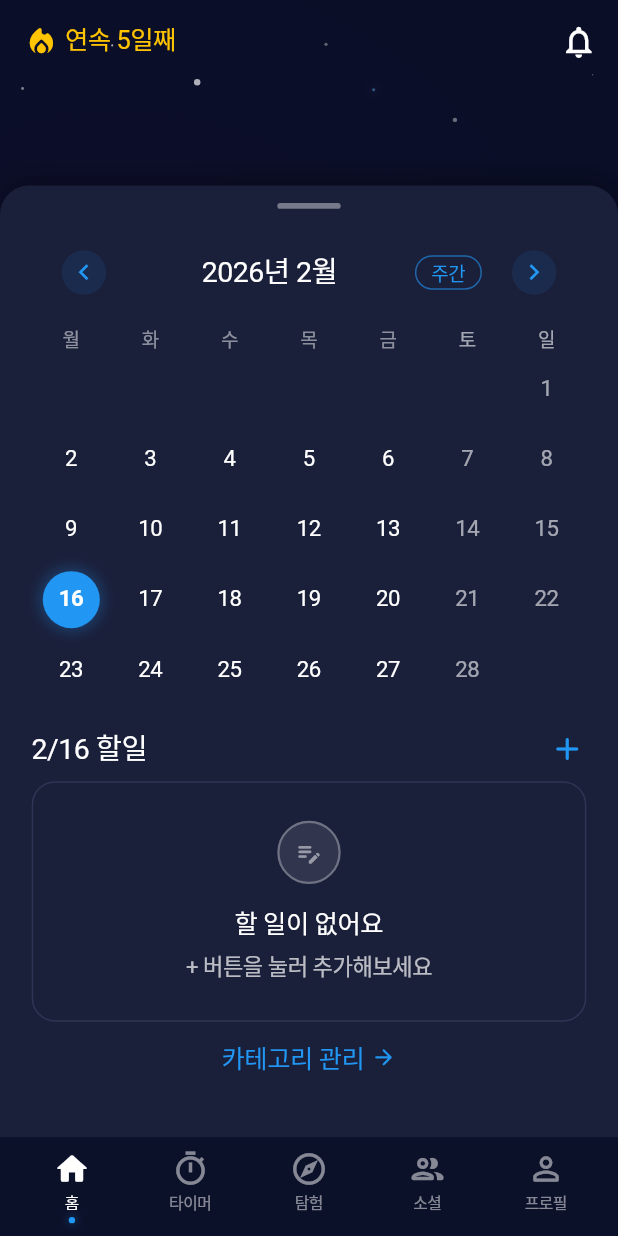
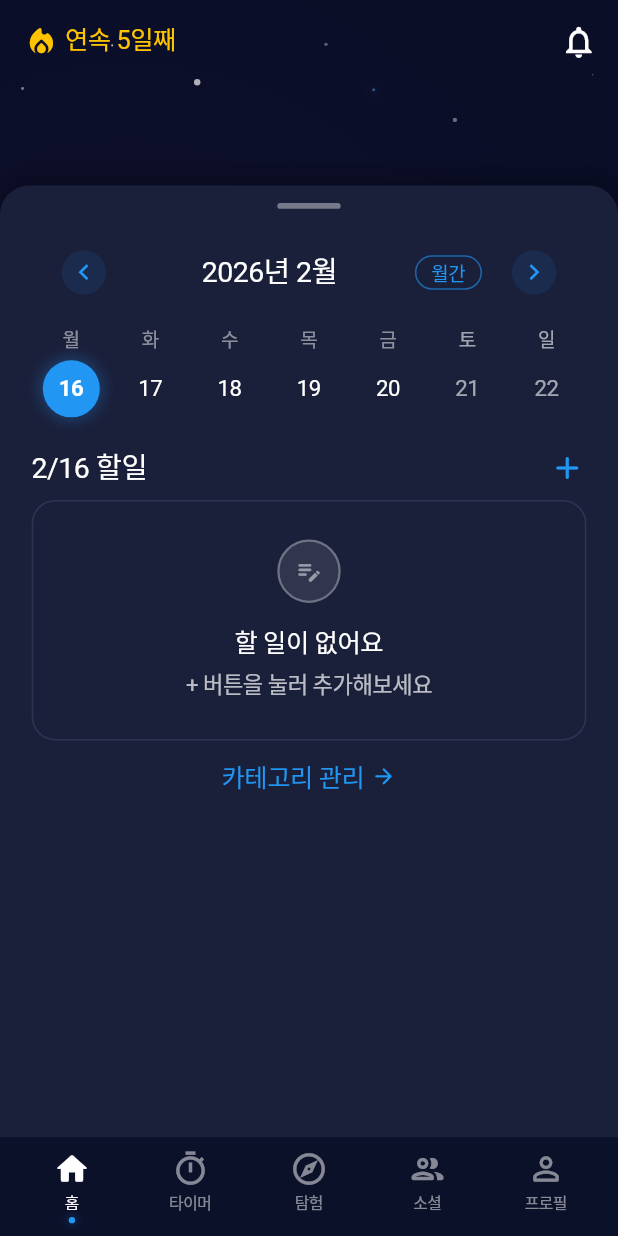
Before and after one commit to SpaceStudyShip/SpaceStudyShip-FE, a Flutter app: the HomeScreen screen opened by its route, after a tap on "오늘의 할 일", on a phone screen of 412 x 824 dp. Run offline on Flutter 3.47's test engine with Material 3 defaults, Android fonts, the light colour scheme and no system bars; drawn by our look-alikes of table_calendar; our stand-ins replace device_info_plus, dio, firebase_analytics, firebase_auth, firebase_core, firebase_crashlytics and 16 more; accounts and stored records are empty; generated files the repository leaves out were written again; Roboto replaces fonts that are missing (Pretendard-Medium, Pretendard-SemiBold).

Commit message:
chore : 계획파일 및 패키지 #17

```diff
--- a/lib/features/home/presentation/screens/home_screen.dart
+++ b/lib/features/home/presentation/screens/home_screen.dart
@@ -47,7 +47,7 @@ class _HomeScreenState extends ConsumerState<HomeScreen> {
   // 캘린더 상태
   DateTime _focusedDay = DateTime.now();
   DateTime _selectedDay = DateTime.now();
-  CalendarFormat _calendarFormat = CalendarFormat.month;
+  CalendarFormat _calendarFormat = CalendarFormat.week;
   final DraggableScrollableController _sheetController =
       DraggableScrollableController();
 
@@ -72,9 +72,9 @@ class _HomeScreenState extends ConsumerState<HomeScreen> {
     if (expanded != _isSheetExpanded) {
       setState(() {
         _isSheetExpanded = expanded;
-        // 시트 접힘 → 월간 포맷으로 리셋 (다음 펼침 시 월간부터 시작)
+        // 시트 접힘 → 주간 포맷으로 리셋 (시각적 연속성 유지)
         if (!expanded) {
-          _calendarFormat = CalendarFormat.month;
+          _calendarFormat = CalendarFormat.week;
         }
       });
     }
@@ -137,7 +137,7 @@ class _HomeScreenState extends ConsumerState<HomeScreen> {
           GestureDetector(
             onTap: () {
               _sheetController.animateTo(
-                0.25,
+                0.30,
                 duration: const Duration(milliseconds: 300),
                 curve: Curves.easeOut,
               );
@@ -207,11 +207,11 @@ class _HomeScreenState extends ConsumerState<HomeScreen> {
   Widget _buildBottomSheet() {
     return DraggableScrollableSheet(
       controller: _sheetController,
-      initialChildSize: 0.25,
-      minChildSize: 0.25,
+      initialChildSize: 0.30,
+      minChildSize: 0.30,
       maxChildSize: 0.85,
       snap: true,
-      snapSizes: const [0.25, 0.85],
+      snapSizes: const [0.30, 0.85],
       builder: (context, scrollController) {
         return Container(
           decoration: BoxDecoration(
@@ -295,6 +295,8 @@ class _HomeScreenState extends ConsumerState<HomeScreen> {
           ),
         ),
 
+        SizedBox(height: AppSpacing.s12),
+
         // 오늘의 할일 카운트 + 펼치기 안내
         GestureDetector(
           onTap: () {
@@ -306,17 +308,19 @@ class _HomeScreenState extends ConsumerState<HomeScreen> {
           },
           behavior: HitTestBehavior.opaque,
           child: Padding(
-            padding: EdgeInsets.symmetric(horizontal: 20.w, vertical: 8.h),
+            padding: EdgeInsets.symmetric(horizontal: 20.w, vertical: 12.h),
             child: Row(
               children: [
                 Text(
                   '오늘의 할 일',
-                  style: AppTextStyles.label_16.copyWith(color: Colors.white),
+                  style: AppTextStyles.heading_20.copyWith(
+                    color: Colors.white,
+                  ),
                 ),
                 SizedBox(width: AppSpacing.s8),
                 Text(
                   '$todayTodoCount개',
-                  style: AppTextStyles.tag_12.copyWith(
+                  style: AppTextStyles.subHeading_18.copyWith(
                     color: AppColors.textTertiary,
                   ),
                 ),
@@ -324,7 +328,7 @@ class _HomeScreenState extends ConsumerState<HomeScreen> {
                 Icon(
                   Icons.keyboard_arrow_up_rounded,
                   color: AppColors.textTertiary,
-                  size: 20.w,
+                  size: 24.w,
                 ),
               ],
             ),
--- a/pubspec.yaml
+++ b/pubspec.yaml
@@ -35,7 +35,7 @@ dependencies:
   flutter_svg: ^2.2.1 # 앱 아이콘
   flutter_expandable_fab: ^2.5.2 # 확장 가능한 FAB (Floating Action Button)
   showcaseview: ^5.0.1 # 튜토리얼
-  table_calendar: ^3.1.3 # 캘린더 위젯 (월간/주간 뷰)
+  table_calendar: ^3.2.0 # 캘린더 위젯 (월간/주간 뷰)
   # 리스트 & 데이터 표시
   infinite_scroll_pagination: ^5.1.1 # 무한 스크롤 페이징 처리
   # 알림 & 실시간 통신
```
Also changed, not shown: 1 other file.
